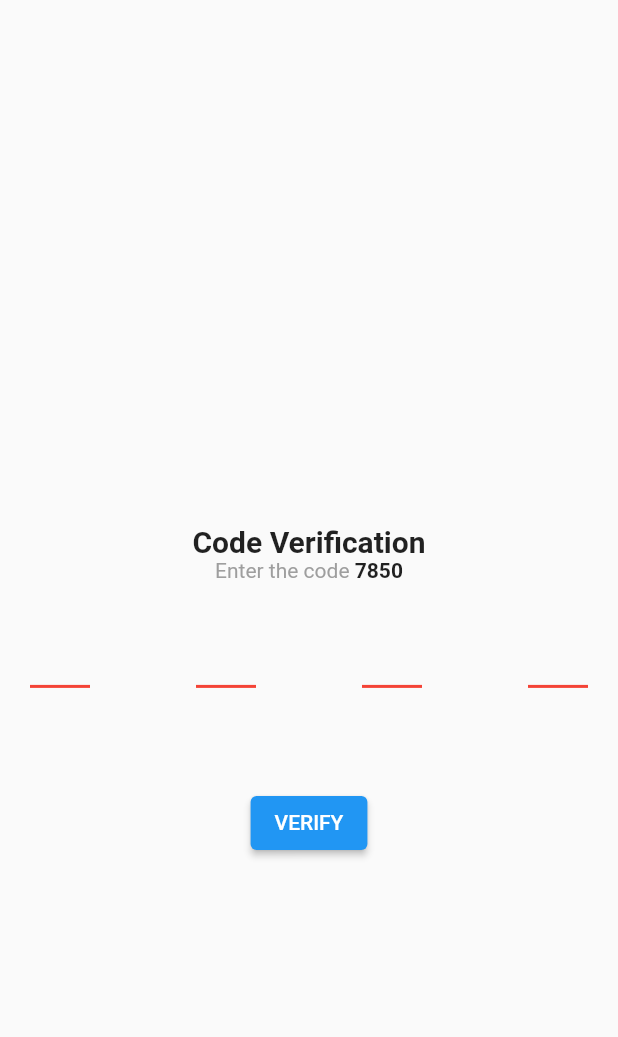
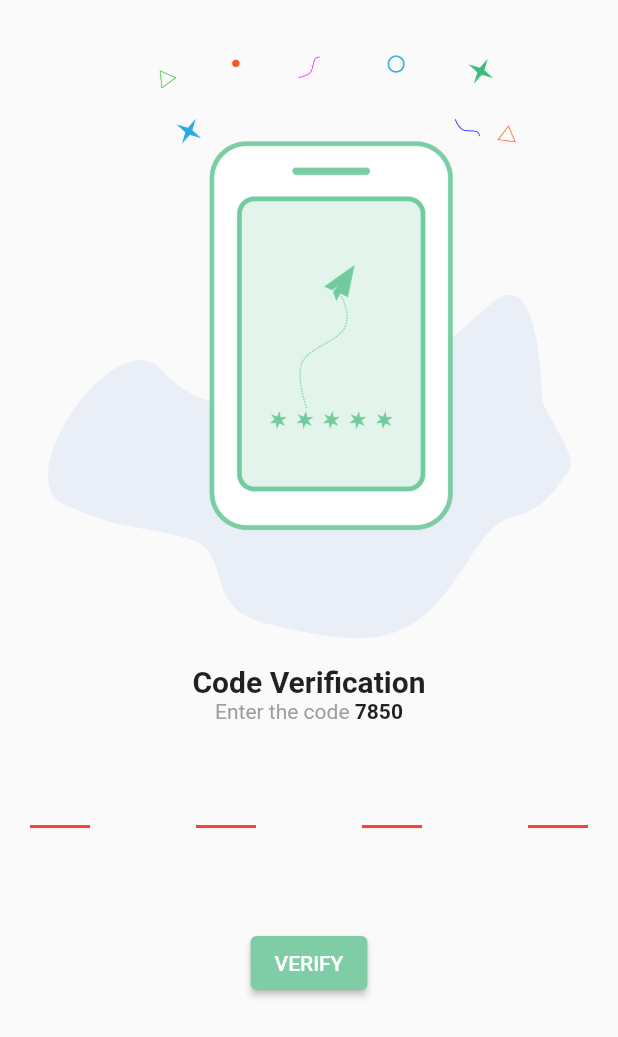
Before and after one commit to cjamcu/rickandmorty_flutter, a Flutter app: the screen it shows after launch, on a phone screen of 412 x 824 dp. Shown: the top 1037 px of the screen. Run offline on Flutter 3.47's test engine with Material 2 defaults, Android fonts, the phone set to English and light mode, and no system bars; drawn by our look-alikes of pin_code_fields; our stand-ins replace get.

Commit message:
added verify image in login

```diff
--- a/lib/features/characters/presentation/characters_screen.dart
+++ b/lib/features/characters/presentation/characters_screen.dart
@@ -10,6 +10,7 @@ class CharactersScreen extends GetView<CharactersController> {
     return Obx(
       () => Scaffold(
         appBar: AppBar(
+          backgroundColor: Color(0xff7fcda6),
           title: controller.modeSearch.value
               ? TextField(
                   onChanged: controller.onChangedSearchTextField,
--- a/lib/features/login/presentation/login_screen.dart
+++ b/lib/features/login/presentation/login_screen.dart
@@ -15,9 +15,8 @@ class LoginScreen extends GetView<LoginController> {
         child: Obx(
           () => Column(
             children: [
-              SizedBox(
-                height: Get.height * 0.4,
-              ),
+
+              Image.asset("assets/verify.png"),
               Text("Code Verification", style: AppStyle.titleBold),
               controller.randomCode == 0
                   ? CircularProgressIndicator()
@@ -52,6 +51,9 @@ class LoginScreen extends GetView<LoginController> {
                 height: Dimens.mediaSeparation,
               ),
               ElevatedButton(
+                style: ElevatedButton.styleFrom(
+                  primary: Color(0xff7fcda6)
+                ) ,
                   onPressed: () {
                     controller.validateCode(controller.inputCode);
                   },
--- a/pubspec.yaml
+++ b/pubspec.yaml
@@ -48,9 +48,9 @@ flutter:
   uses-material-design: true
 
   # To add assets to your application, add an assets section, like this:
-  # assets:
-  #   - images/a_dot_burr.jpeg
-  #   - images/a_dot_ham.jpeg
+  assets:
+    - assets/verify.png
+
 
   # An image asset can refer to one or more resolution-specific "variants", see
   # https://flutter.dev/assets-and-images/#resolution-aware.
```
Also changed, not shown: assets/verify.png (added).
